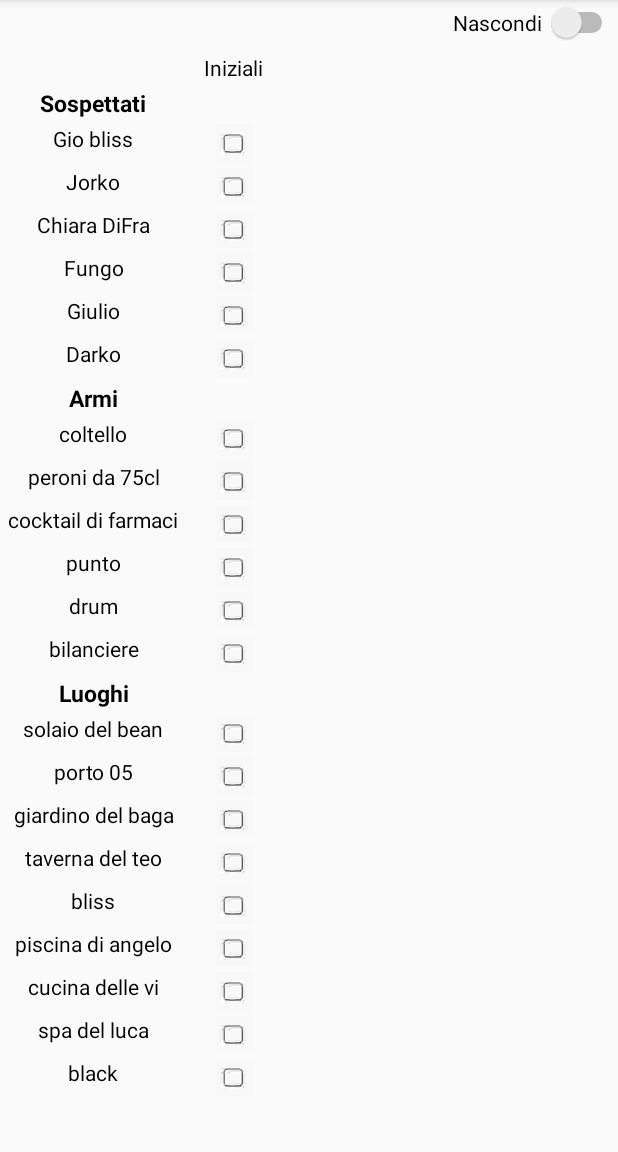
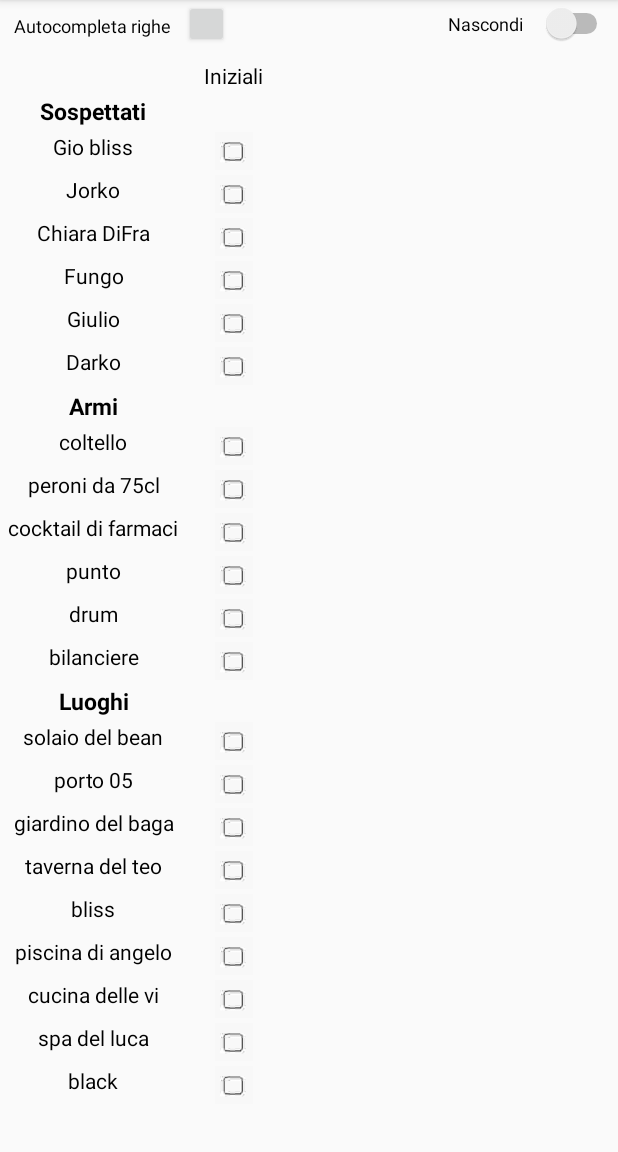
Before and after one commit to stepolimi/Personalized-Cluedo-Score-Sheet, an Android app: the GameActivity screen opened directly, with no data from a screen before it, on a phone screen of 412 x 824 dp, the part 84-1236 px from its top. Run offline under Robolectric (Android 15) with nearby library versions, the phone set to English and light mode, and no system bars.

Commit message:
4-step confirmation, autocomplete rows

```diff
--- a/Cluedokiler/app/build.gradle
+++ b/Cluedokiler/app/build.gradle
@@ -1,4 +1,5 @@
 apply plugin: 'com.android.application'
+apply plugin: 'com.google.gms.google-services'
 
 android {
     compileSdkVersion 29
@@ -30,6 +31,7 @@ dependencies {
     implementation 'androidx.constraintlayout:constraintlayout:1.1.3'
     implementation 'androidx.appcompat:appcompat:1.0.0'
     implementation 'androidx.constraintlayout:constraintlayout:1.1.3'
+    implementation 'com.google.firebase:firebase-database:19.2.1'
     testImplementation 'junit:junit:4.12'
     androidTestImplementation 'androidx.test.ext:junit:1.1.1'
     androidTestImplementation 'androidx.test.espresso:espresso-core:3.2.0'
--- a/Cluedokiler/app/src/main/res/layout/activity_game.xml
+++ b/Cluedokiler/app/src/main/res/layout/activity_game.xml
@@ -1,5 +1,5 @@
 <?xml version="1.0" encoding="utf-8"?>
-<androidx.constraintlayout.widget.ConstraintLayout xmlns:android="http://schemas.android.com/apk/res/android"
+<RelativeLayout xmlns:android="http://schemas.android.com/apk/res/android"
     xmlns:app="http://schemas.android.com/apk/res-auto"
     xmlns:tools="http://schemas.android.com/tools"
     android:layout_width="match_parent"
@@ -10,7 +10,7 @@
         android:id="@+id/scrollView2"
         android:layout_width="match_parent"
         android:layout_height="match_parent"
-        android:layout_marginTop="30dp"
+        android:layout_marginTop="35dp"
         app:layout_constraintBottom_toBottomOf="parent"
         app:layout_constraintEnd_toEndOf="parent"
         app:layout_constraintStart_toStartOf="parent"
@@ -478,7 +478,8 @@
                     tools:srcCompat="@drawable/checkbox" />
             </TableRow>
 
-            <TableRow android:layout_marginBottom="3dp">
+            <TableRow
+                android:layout_marginBottom="3dp">
 
                 <TextView
                     android:id="@+id/textView14"
@@ -487,7 +488,8 @@
                     android:layout_width="wrap_content"
                     android:layout_height="wrap_content"
                     android:text="Armi"
-                    android:textStyle="bold" />
+                    android:textStyle="bold"
+                    android:elevation="60dp"/>
 
             </TableRow>
 
@@ -1412,13 +1414,38 @@
         android:id="@+id/switch1"
         android:layout_width="110dp"
         android:layout_height="24dp"
+        android:layout_alignParentTop="true"
+        android:layout_alignParentEnd="true"
+        android:layout_marginTop="2dp"
+        android:layout_marginEnd="3dp"
         android:text="Nascondi"
-        app:layout_constraintBottom_toTopOf="@+id/scrollView2"
-        app:layout_constraintEnd_toEndOf="parent"
-        app:layout_constraintHorizontal_bias="1.0"
-        app:layout_constraintStart_toStartOf="parent"
-        app:layout_constraintTop_toTopOf="parent" />
+        android:textSize="12sp"
+        />
+
+    <Button
+        android:id="@+id/autocompleteButton"
+
+        style="@style/Widget.AppCompat.Button"
+        android:layout_width="30dp"
+        android:layout_height="32dp"
+        android:layout_alignParentTop="true"
+        android:layout_marginTop="0dp"
+        android:layout_marginEnd="146dp"
+        android:layout_toStartOf="@+id/switch1" />
+
+    <TextView
+        android:id="@+id/textView2"
+        style="@style/Widget.MaterialComponents.MaterialCalendar.DayTextView"
+        android:layout_width="115dp"
+        android:layout_height="18dp"
+        android:layout_alignParentStart="true"
+        android:layout_alignParentTop="true"
+        android:layout_marginStart="4dp"
+        android:layout_marginTop="8dp"
+        android:layout_marginEnd="3dp"
+        android:layout_toStartOf="@+id/autocompleteButton"
+        android:text="Autocompleta righe"
+        android:textSize="12sp" />
 
 
-
-</androidx.constraintlayout.widget.ConstraintLayout>
+</RelativeLayout>
--- a/Cluedokiler/app/src/main/res/layout/activity_main.xml
+++ b/Cluedokiler/app/src/main/res/layout/activity_main.xml
@@ -39,6 +39,7 @@
 
     <TextView
         android:id="@+id/player6TextView"
+        style="@android:style/Widget.TextView"
         android:layout_width="121dp"
         android:layout_height="54dp"
         android:layout_marginTop="2dp"
--- a/Cluedokiler/app/src/main/res/values/styles.xml
+++ b/Cluedokiler/app/src/main/res/values/styles.xml
@@ -1,4 +1,6 @@
 <?xml version="1.0" encoding="utf-8"?>
 <resources>
     <style name="AppTheme" parent="Theme.AppCompat.Light.DarkActionBar"/>
+
+
 </resources>
--- a/Cluedokiler/build.gradle
+++ b/Cluedokiler/build.gradle
@@ -9,6 +9,7 @@ buildscript {
     }
     dependencies {
         classpath 'com.android.tools.build:gradle:3.6.1'
+        classpath 'com.google.gms:google-services:4.3.3'
 
 
         // NOTE: Do not place your application dependencies here; they belong
```
Also changed, not shown: Cluedokiler/app/src/main/java/com/example/cluedokiler/GameActivity.java (+56 -6 lines), Cluedokiler/app/src/main/java/com/example/cluedokiler/ImageDialog.java (renamed from Cluedokiler/app/src/main/java/com/example/cluedokiler/ImageAlert.java, +1 -10 lines), Cluedokiler/app/src/main/java/com/example/cluedokiler/MainActivity.java (+4 -9 lines), Cluedokiler/app/src/main/res/drawable/question2.jpg (added), 1 other file.
